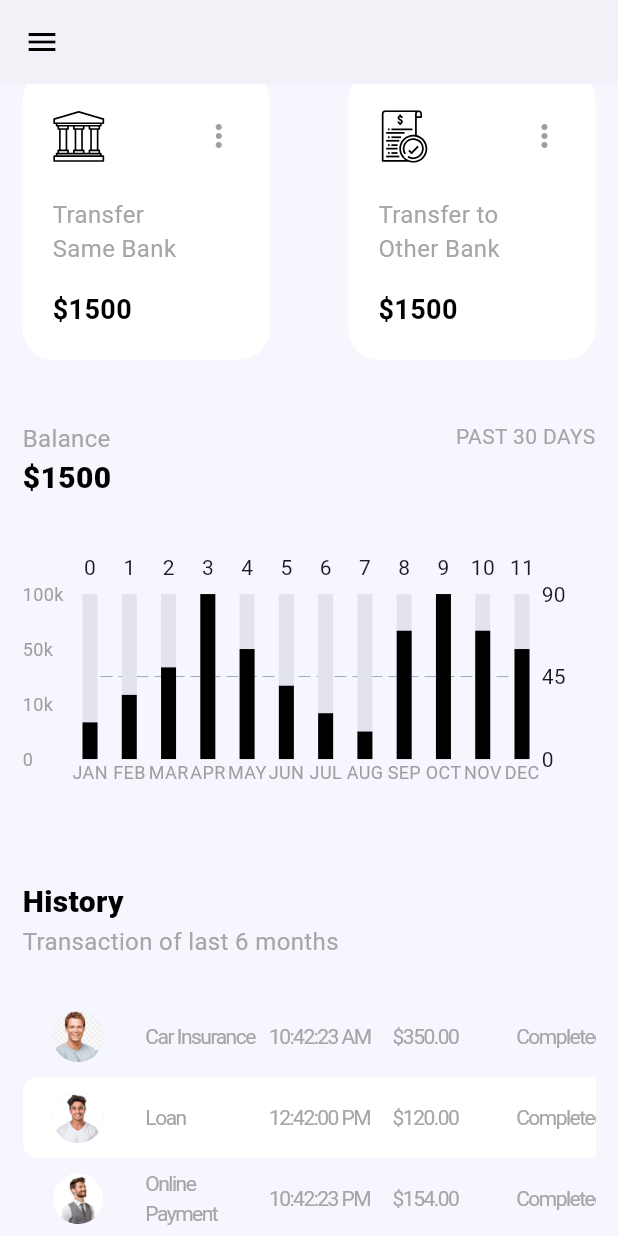
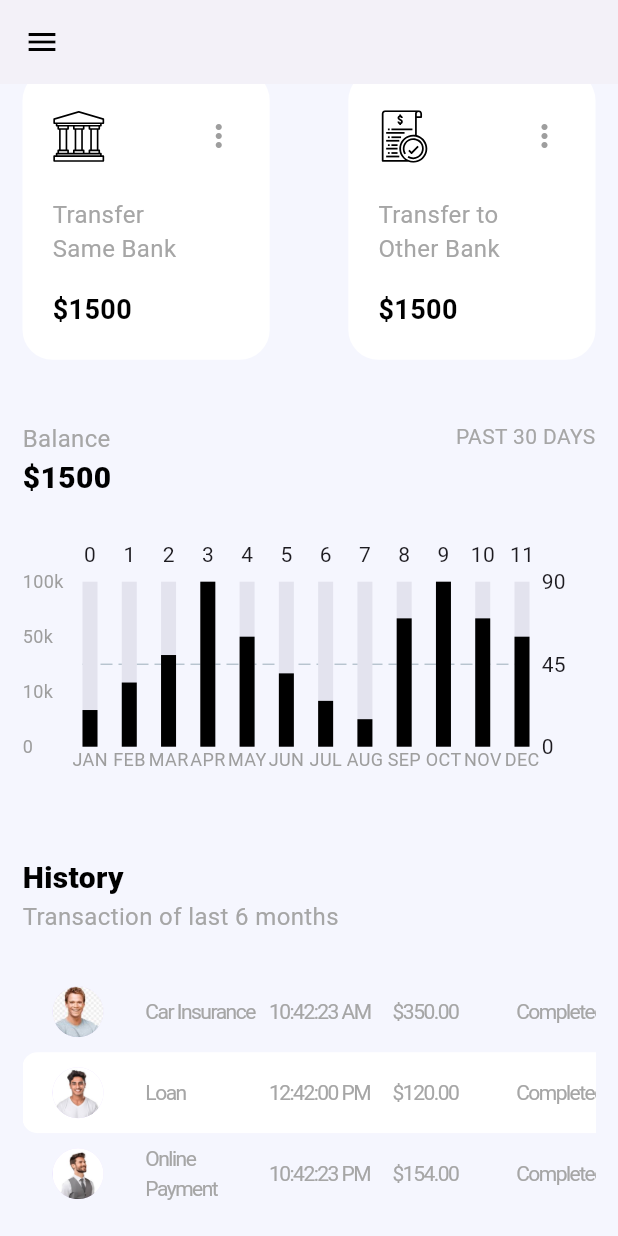
Before and after one commit to Jahid01234/Response_Dashboard_Design, a Flutter app: the screen it shows after launch, scrolled down 309 dp, on a phone screen of 412 x 824 dp. Run offline on Flutter 3.47's test engine with Material 3 defaults, Android fonts, the phone set to English and light mode, and no system bars; drawn by our look-alikes of fl_chart; our stand-ins replace flutter_svg.

Commit message:
- add ontap function in show history widget

```diff
--- a/lib/presentation/screen/dashboard_screen.dart
+++ b/lib/presentation/screen/dashboard_screen.dart
@@ -119,7 +119,7 @@ class DashboardScreen extends StatelessWidget {
                         ],
                       ),
                       SizedBox(
-                        height: SizeConfig.blockSizeVertical * 4,
+                        height: SizeConfig.blockSizeVertical * 3,
                       ),
                       // 4th:- Bar chart representation section....
                       const SizedBox(
@@ -127,7 +127,7 @@ class DashboardScreen extends StatelessWidget {
                         child: BarChartRepresentation(),
                       ),
                       SizedBox(
-                        height: SizeConfig.blockSizeVertical * 5,
+                        height: SizeConfig.blockSizeVertical * 4,
                       ),
                       // 5th:- History and Transaction of last 6 months text section....
                       Column(
--- a/lib/presentation/widgets/show_history.dart
+++ b/lib/presentation/widgets/show_history.dart
@@ -31,13 +31,19 @@ class _ShowHistoryState extends State<ShowHistory> {
               final transaction = transactionHistory[index];
               return TableRow(
                 decoration: BoxDecoration(
+                  borderRadius: BorderRadius.circular(10),
                   color: selectedIndex == index
                       ? Colors.white
                       : MyAppColor.backgroundColor,
-                  borderRadius: BorderRadius.circular(10),
                 ),
                 children: [
-                  Container(
+                  GestureDetector(
+                    onTap: () {
+                      setState(() {
+                        selectedIndex = index;
+                      });
+                    },
+                    child: Container(
                       alignment: Alignment.centerLeft,
                       padding: const EdgeInsets.only(
                         top: 10,
@@ -49,11 +55,19 @@ class _ShowHistoryState extends State<ShowHistory> {
                         backgroundImage: AssetImage(transaction.avatar),
                       ),
                     ),
-                  Text(
+                  ),
+                  GestureDetector(
+                    onTap: () {
+                      setState(() {
+                        selectedIndex = index;
+                      });
+                    },
+                    child: Text(
                       transaction.label,
                       style: const TextStyle(
                         letterSpacing: -1,
                         color: MyAppColor.secondary,
+                      ),
                     ),
                   ),
                   Text(
@@ -77,7 +91,7 @@ class _ShowHistoryState extends State<ShowHistory> {
                       color: MyAppColor.secondary,
                     ),
                   ),
-                ]
+                ],
               );
             },
           ),
```
Lines whose indentation alone changed are shown as unchanged.
